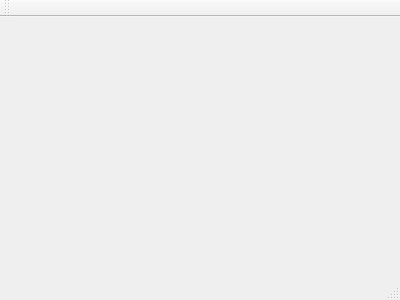
Before: the Qt Designer form SpriteEditor/spriteeditorwindow.ui in truongtrain/Sprite-Editor, drawn with Qt 5.
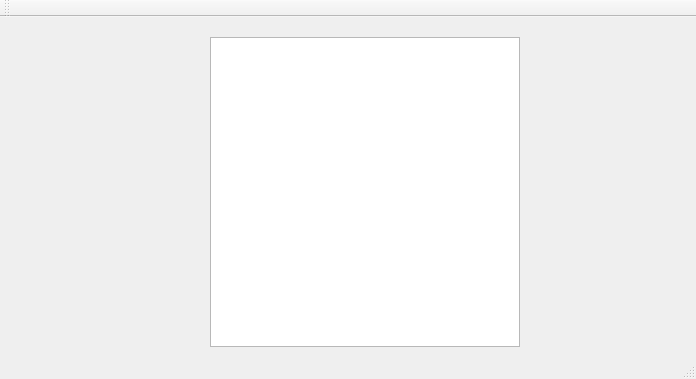
After: the same form once the commit is applied.

```diff
--- a/SpriteEditor/spriteeditorwindow.ui
+++ b/SpriteEditor/spriteeditorwindow.ui
@@ -1,24 +1,56 @@
 <ui version="4.0">
  <class>SpriteEditorWindow</class>
- <widget class="QMainWindow" name="SpriteEditorWindow" >
-  <property name="geometry" >
+ <widget class="QMainWindow" name="SpriteEditorWindow">
+  <property name="geometry">
    <rect>
     <x>0</x>
     <y>0</y>
-    <width>400</width>
-    <height>300</height>
+    <width>696</width>
+    <height>379</height>
    </rect>
   </property>
-  <property name="windowTitle" >
+  <property name="minimumSize">
+   <size>
+    <width>300</width>
+    <height>300</height>
+   </size>
+  </property>
+  <property name="windowTitle">
    <string>SpriteEditorWindow</string>
   </property>
-  <widget class="QMenuBar" name="menuBar" />
-  <widget class="QToolBar" name="mainToolBar" />
-  <widget class="QWidget" name="centralWidget" />
-  <widget class="QStatusBar" name="statusBar" />
+  <widget class="QWidget" name="centralWidget">
+   <widget class="QGraphicsView" name="graphicsView">
+    <property name="geometry">
+     <rect>
+      <x>210</x>
+      <y>20</y>
+      <width>310</width>
+      <height>310</height>
+     </rect>
+    </property>
+   </widget>
+  </widget>
+  <widget class="QMenuBar" name="menuBar">
+   <property name="geometry">
+    <rect>
+     <x>0</x>
+     <y>0</y>
+     <width>696</width>
+     <height>22</height>
+    </rect>
+   </property>
+  </widget>
+  <widget class="QToolBar" name="mainToolBar">
+   <attribute name="toolBarArea">
+    <enum>TopToolBarArea</enum>
+   </attribute>
+   <attribute name="toolBarBreak">
+    <bool>false</bool>
+   </attribute>
+  </widget>
+  <widget class="QStatusBar" name="statusBar"/>
  </widget>
- <layoutDefault spacing="6" margin="11" />
- <pixmapfunction></pixmapfunction>
+ <layoutdefault spacing="6" margin="11"/>
  <resources/>
  <connections/>
 </ui>
```
Left out of the diff: 1 changed line with no effect on the pictures.
